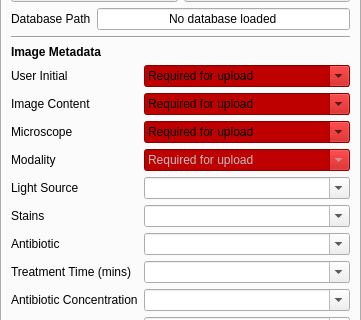
Old version of the form src/napari_akseg/akseg_ui.ui in the repository piedrro/napari-akseg; both pictures show x 0 to 361 and y 84 to 404 of the 361 by 834 pixel window.
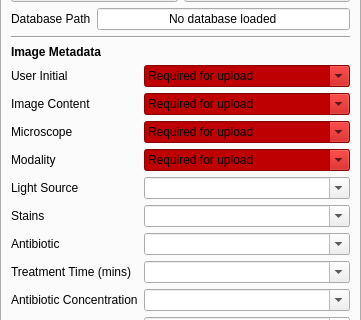
New version of the form. The open tabs and pages were chosen to show the change.

Commit message: Re-enabled database upload buttons

Diff of the .ui file:
```diff
--- a/src/napari_akseg/akseg_ui.ui
+++ b/src/napari_akseg/akseg_ui.ui
@@ -1389,7 +1389,7 @@
       <item row="3" column="1">
        <widget class="QComboBox" name="upload_modality">
         <property name="enabled">
-         <bool>false</bool>
+         <bool>true</bool>
         </property>
         <property name="styleSheet">
          <string notr="true">background-color: rgb(191, 0, 0);</string>
```
The commit also changes 2 other files.
